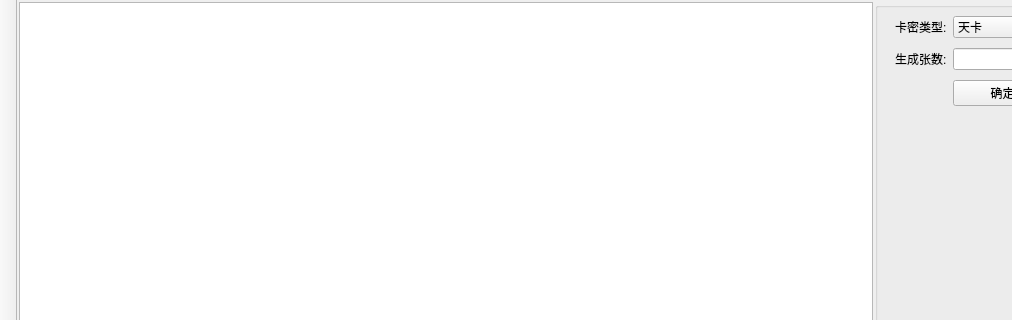
Qt form ui/wnd_server.ui (decenfrontier/PyNetAuth) before a commit; both pictures show x 0 to 1012 and y 0 to 320 of the 1097 by 633 pixel window.
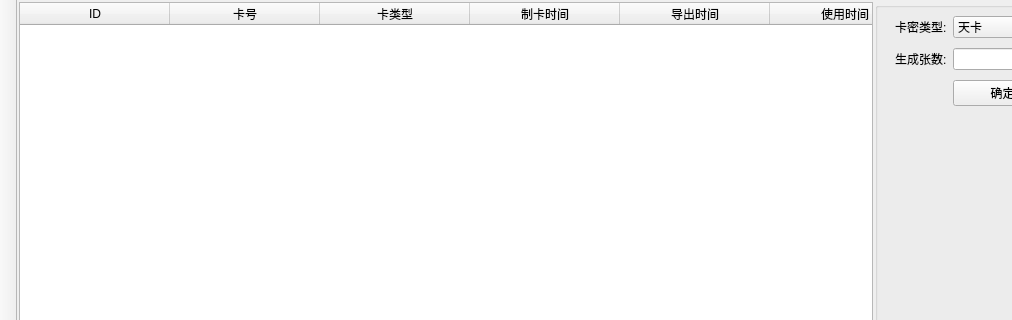
The same form after that commit. The open tabs and pages were chosen to show the change.

Patch:
```diff
--- a/ui/wnd_server.ui
+++ b/ui/wnd_server.ui
@@ -698,7 +698,7 @@
              <number>0</number>
             </property>
             <attribute name="horizontalHeaderVisible">
-             <bool>false</bool>
+             <bool>true</bool>
             </attribute>
             <attribute name="horizontalHeaderDefaultSectionSize">
              <number>150</number>
@@ -737,7 +737,7 @@
             </column>
             <column>
              <property name="text">
-              <string>销售时间</string>
+              <string>导出时间</string>
              </property>
             </column>
             <column>
```
Left out of the diff: 2 changed lines with no effect on the pictures.
